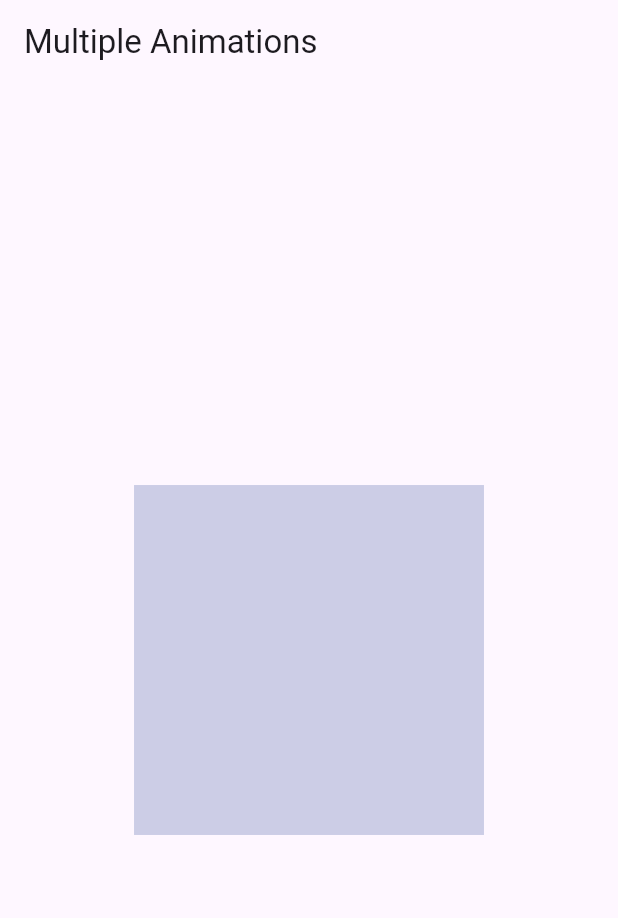
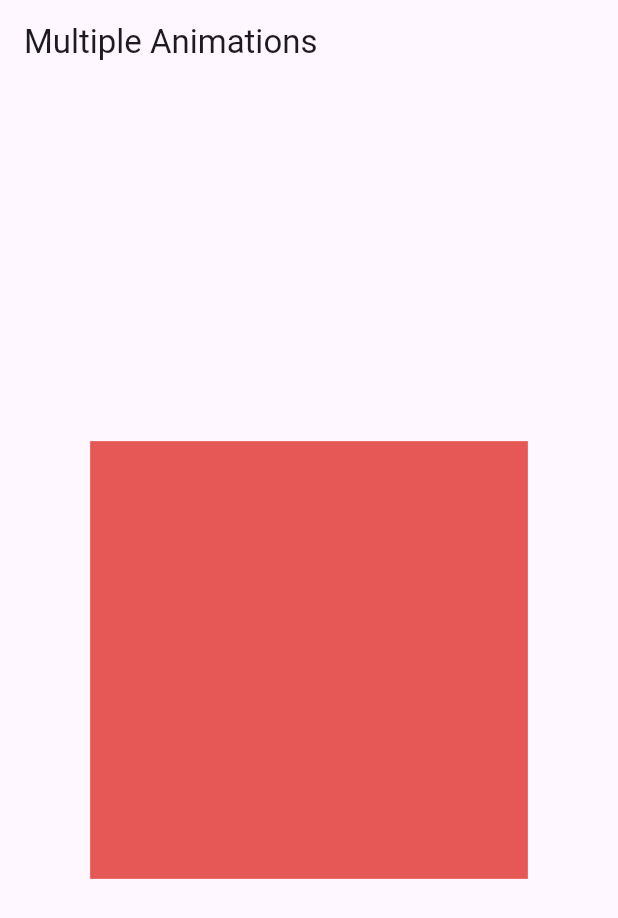
Before and after one commit to alexndrperz/OPC-flutter, a Flutter app: the first screen one second after launch, on a phone screen of 412 x 824 dp. Shown: the top 918 px of the screen. Run offline on Flutter 3.47's test engine with Material 3 defaults, Android fonts, the phone set to English and light mode, and no system bars.

Commit message:
Repo inicial

```diff
--- a/lib/list_screen.dart
+++ b/lib/list_screen.dart
@@ -19,7 +19,7 @@ class _MultipleAnimationsState extends State<MultipleAnimations>
     // Definir el controlador de animación
     _controller = AnimationController(
       vsync: this,
-      duration: Duration(seconds: 2),
+      duration: Duration(seconds: 1),
     );
 
     // Definir la animación de escala
```
